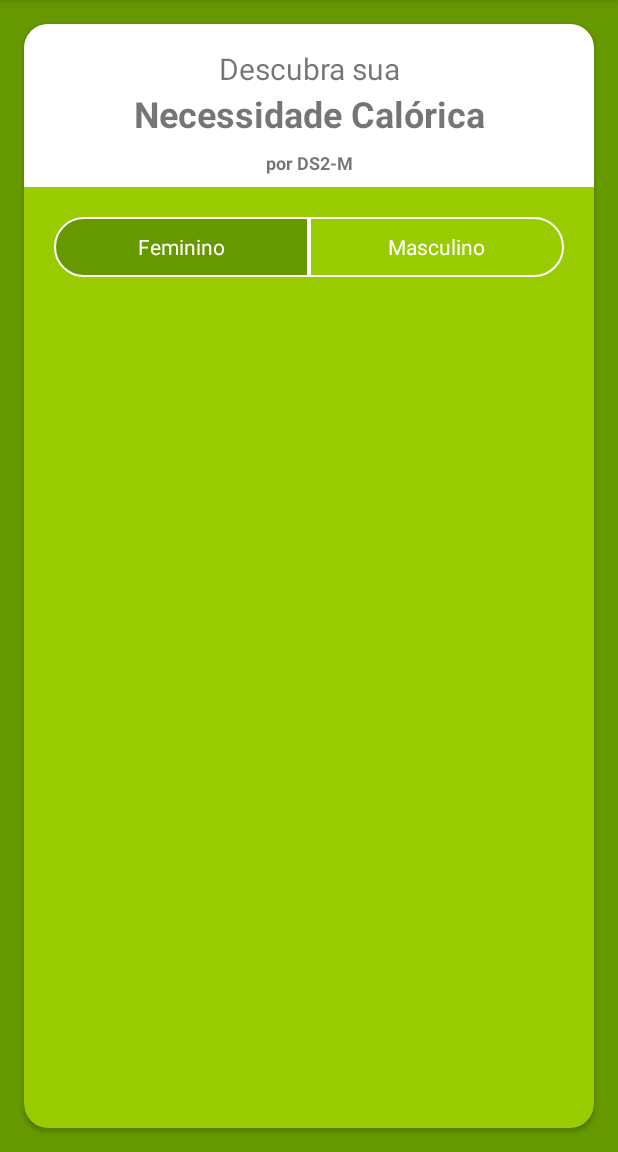
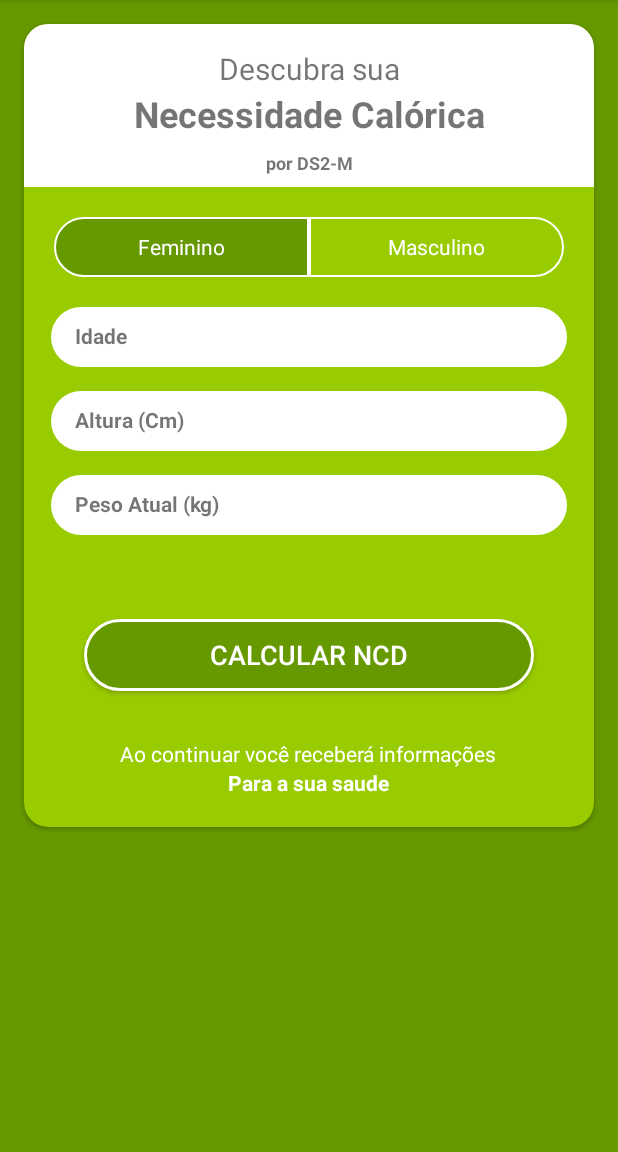
Before and after one commit to Adeniltonarcanjo/CalculadoraIMC, an Android app: the NecessidadeCaloricaActivity screen opened directly, with no data from a screen before it, on a phone screen of 412 x 824 dp, the part 84-1236 px from its top. Run offline under Robolectric (Android 15) with nearby library versions, the phone set to English and light mode, and no system bars.

Commit message:
aula 02 parte parte 03

```diff
--- /dev/null
+++ b/app/src/main/res/drawable/back_left_white.xml
@@ -0,0 +1,7 @@
+<?xml version="1.0" encoding="utf-8"?>
+<shape xmlns:android="http://schemas.android.com/apk/res/android">
+
+    <solid android:color="@android:color/white"/>
+    <corners android:topLeftRadius="25dp" android:bottomLeftRadius="25dp"/>
+
+</shape>
--- /dev/null
+++ b/app/src/main/res/drawable/back_right_white.xml
@@ -0,0 +1,7 @@
+<?xml version="1.0" encoding="utf-8"?>
+<shape xmlns:android="http://schemas.android.com/apk/res/android">
+
+    <solid android:color="@android:color/white"/>
+    <corners android:topRightRadius="25dp" android:bottomRightRadius="25dp"/>
+
+</shape>
--- /dev/null
+++ b/app/src/main/res/drawable/botao_green_dark.xml
@@ -0,0 +1,12 @@
+<?xml version="1.0" encoding="utf-8"?>
+<selector xmlns:android="http://schemas.android.com/apk/res/android">
+<item>
+    <shape android:shape="rectangle">
+        <solid android:color="@android:color/holo_green_dark"/>
+        <stroke android:color="@android:color/white" android:width="2dp"/>
+        <corners android:radius="25dp"/>
+
+    </shape>
+
+</item>
+</selector>
--- a/app/src/main/res/layout/activity_necessidade_calorica.xml
+++ b/app/src/main/res/layout/activity_necessidade_calorica.xml
@@ -10,7 +10,7 @@
     >
  <androidx.cardview.widget.CardView
      android:layout_width="match_parent"
-     android:layout_height="match_parent"
+     android:layout_height="wrap_content"
      android:layout_margin="16dp"
      app:cardCornerRadius="16dp"
      app:cardBackgroundColor="@android:color/holo_green_light">
@@ -76,6 +76,7 @@
           android:orientation="horizontal"
           android:layout_marginTop="16dp">
        <RadioButton
+           android:id="@+id/radio_feminino"
            android:layout_width="0dp"
            android:layout_height="40dp"
            android:text="Feminino"
@@ -89,6 +90,7 @@
 
        </RadioButton>
        <RadioButton
+           android:id="@+id/radio_masculino"
            android:layout_width="0dp"
            android:layout_height="40dp"
            android:text="Masculino"
@@ -106,6 +108,147 @@
 
 
      </LinearLayout>
+     <LinearLayout
+         android:layout_width="match_parent"
+         android:layout_height="wrap_content"
+         android:background="@android:color/holo_green_light"
+         android:orientation="vertical"
+         android:layout_marginBottom="16dp">
+
+      <LinearLayout
+          android:layout_width="match_parent"
+          android:layout_height="wrap_content"
+          android:paddingRight="18dp"
+          android:paddingLeft="18dp"
+          android:layout_marginTop="16dp">
+       <TextView
+           android:layout_width="0dp"
+           android:layout_height="40dp"
+           android:text="Idade"
+           android:layout_weight="1"
+           android:textStyle="bold"
+           android:layout_gravity="start"
+           android:paddingLeft="16dp"
+           android:paddingTop="9dp"
+           android:background="@drawable/back_left_white"/>
+
+
+       <EditText
+           android:id="@+id/edit_textIdade"
+           android:layout_width="0dp"
+           android:layout_height="40dp"
+           android:layout_weight="2"
+           android:textSize="18sp"
+           android:background="@drawable/back_right_white"
+           android:layout_gravity="end"
+           android:inputType="number"
+           android:textAlignment="textEnd"
+           android:paddingRight="16dp"
+
+           />
+
+
+      </LinearLayout>
+
+      <LinearLayout
+          android:layout_width="match_parent"
+          android:layout_height="wrap_content"
+          android:paddingRight="18dp"
+          android:paddingLeft="18dp"
+          android:layout_marginTop="16dp">
+       <TextView
+           android:layout_width="0dp"
+           android:layout_height="40dp"
+           android:text="Altura (Cm)"
+           android:layout_weight="1"
+           android:textStyle="bold"
+           android:layout_gravity="start"
+           android:paddingLeft="16dp"
+           android:paddingTop="9dp"
+           android:background="@drawable/back_left_white"/>
+
+
+       <EditText
+           android:id="@+id/edit_textaltura"
+           android:layout_width="0dp"
+           android:layout_height="40dp"
+           android:layout_weight="2"
+           android:textSize="18sp"
+           android:background="@drawable/back_right_white"
+           android:layout_gravity="end"
+           android:textAlignment="textEnd"
+           android:paddingRight="16dp"
+           android:inputType="number"
+
+           />
+
+
+      </LinearLayout>
+
+      <LinearLayout
+          android:layout_width="match_parent"
+          android:layout_height="wrap_content"
+          android:paddingRight="18dp"
+          android:paddingLeft="18dp"
+          android:layout_marginTop="16dp"
+          android:layout_marginBottom="40dp">
+       <TextView
+           android:layout_width="0dp"
+           android:layout_height="40dp"
+           android:text="Peso Atual (kg)"
+           android:layout_weight="1"
+           android:textStyle="bold"
+           android:layout_gravity="start"
+           android:paddingLeft="16dp"
+           android:paddingTop="9dp"
+           android:background="@drawable/back_left_white"/>
+
+
+       <EditText
+           android:id="@+id/edit_textPeso"
+           android:layout_width="0dp"
+           android:layout_height="40dp"
+           android:layout_weight="2"
+           android:textSize="18sp"
+           android:background="@drawable/back_right_white"
+           android:layout_gravity="end"
+           android:textAlignment="textEnd"
+           android:paddingRight="16dp"
+           android:inputType="numberDecimal"
+
+           />
+
+
+      </LinearLayout>
+
+     </LinearLayout>
+
+     <Button
+         android:layout_width="300dp"
+         android:layout_height="wrap_content"
+         android:text="calcular NCD"
+         android:layout_gravity="center_horizontal"
+         android:background="@drawable/botao_green_dark"
+         android:textColor="@android:color/white"
+         android:textSize="18sp"
+                  />
+     <TextView
+         android:layout_width="wrap_content"
+         android:layout_height="wrap_content"
+         android:layout_marginTop="32dp"
+         android:text="Ao continuar você receberá informações"
+         android:textColor="@android:color/white"
+         android:layout_gravity="center_horizontal"/>
+     <TextView
+         android:layout_width="wrap_content"
+         android:layout_height="wrap_content"
+         android:text="Para a sua saude"
+         android:layout_gravity="center_horizontal"
+         android:textStyle="bold"
+         android:textColor="@android:color/white"
+         android:layout_marginBottom="20dp"/>
+
+
 
     </LinearLayout>
 
```
